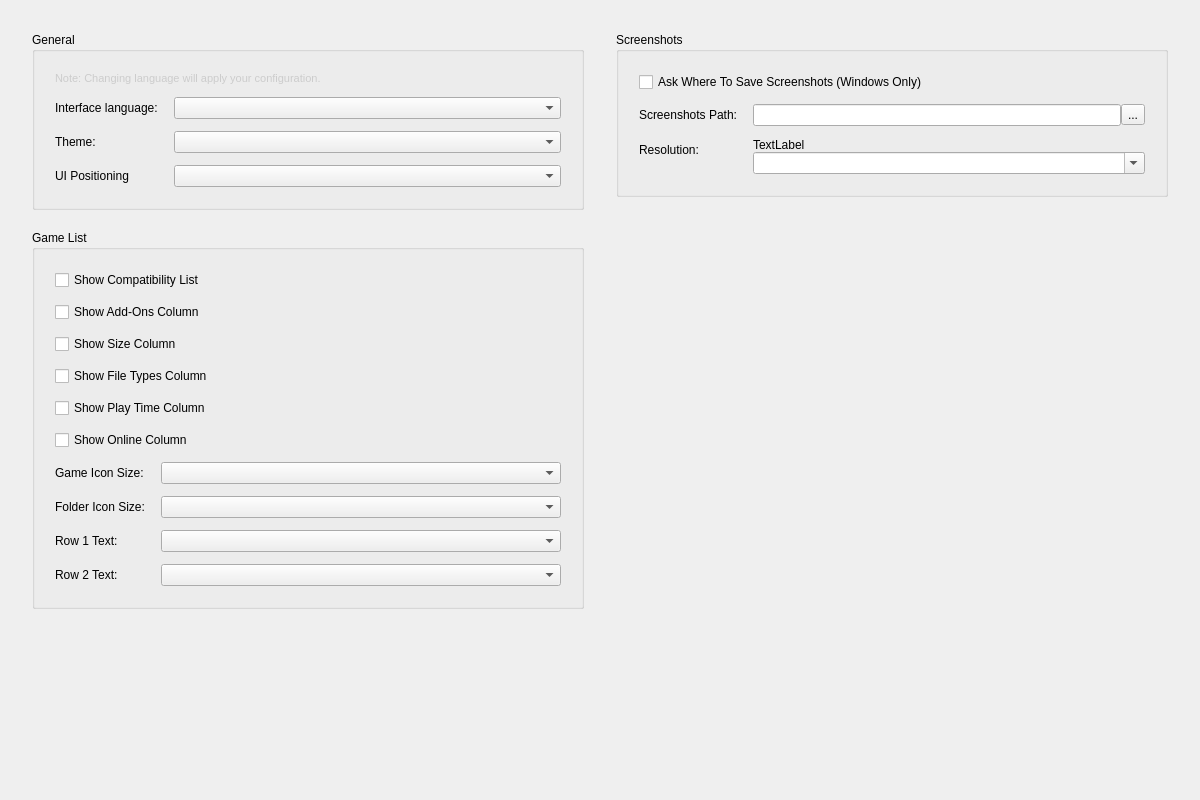
Old version of the form src/citron/configuration/configure_ui.ui in the repository citron-neo/emulator.
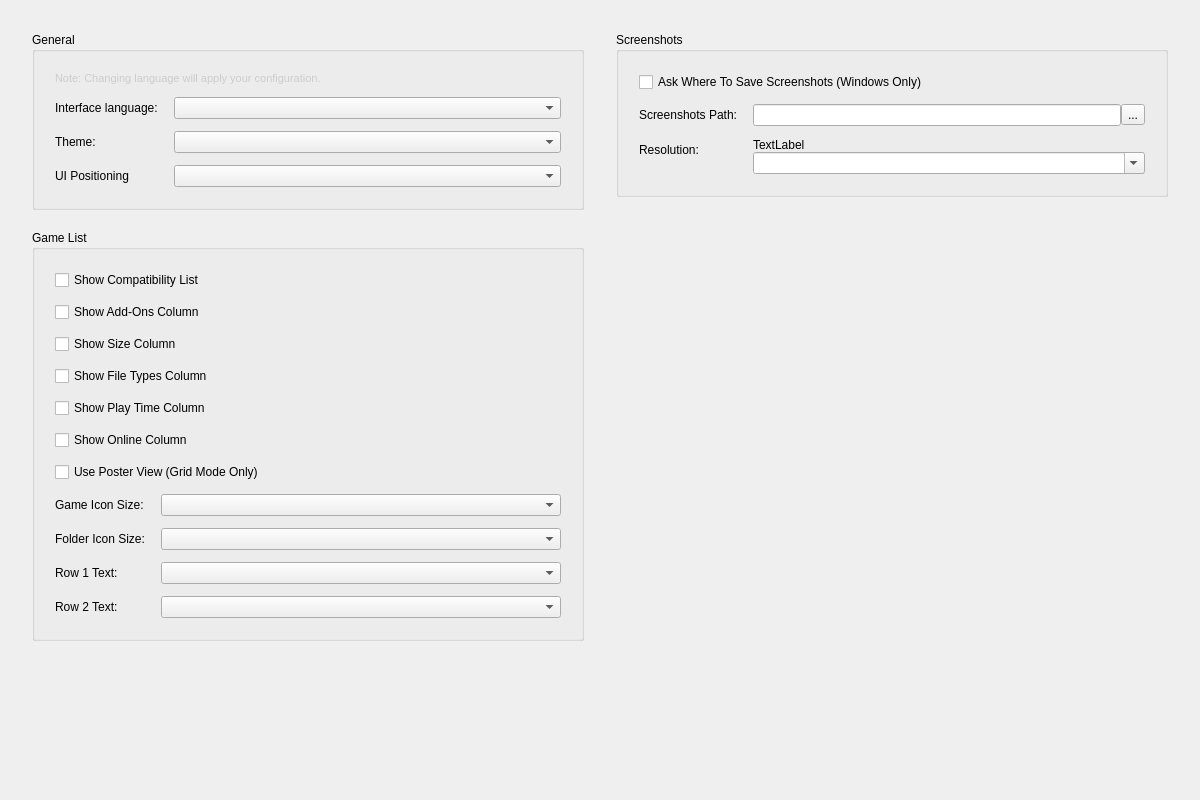
New version of the form.

Commit message: feat: SteamGridDB & Various UI adjustments (Details Tab, Icon Size Memory etc.)

The edit to the form file:
```diff
--- a/src/citron/configuration/configure_ui.ui
+++ b/src/citron/configuration/configure_ui.ui
@@ -215,14 +215,21 @@
                                         </property>
                                     </widget>
                                 </item>
-                                <item row="6" column="0">
+                                <item row="6" column="0" colspan="2">
+                                    <widget class="QCheckBox" name="game_list_poster_view">
+                                        <property name="text">
+                                            <string>Use Poster View (Grid Mode Only)</string>
+                                        </property>
+                                    </widget>
+                                </item>
+                                <item row="7" column="0">
                                     <widget class="QLabel" name="game_icon_size_label">
                                         <property name="text">
                                             <string>Game Icon Size:</string>
                                         </property>
                                     </widget>
                                 </item>
-                                <item row="6" column="1">
+                                <item row="7" column="1">
                                     <widget class="QComboBox" name="game_icon_size_combobox">
                                         <property name="sizePolicy">
                                             <sizepolicy hsizetype="Expanding" vsizetype="Fixed">
@@ -232,14 +239,14 @@
                                         </property>
                                     </widget>
                                 </item>
-                                <item row="7" column="0">
+                                <item row="8" column="0">
                                     <widget class="QLabel" name="folder_icon_size_label">
                                         <property name="text">
                                             <string>Folder Icon Size:</string>
                                         </property>
                                     </widget>
                                 </item>
-                                <item row="7" column="1">
+                                <item row="8" column="1">
                                     <widget class="QComboBox" name="folder_icon_size_combobox">
                                         <property name="sizePolicy">
                                             <sizepolicy hsizetype="Expanding" vsizetype="Fixed">
@@ -249,14 +256,14 @@
                                         </property>
                                     </widget>
                                 </item>
-                                <item row="8" column="0">
+                                <item row="9" column="0">
                                     <widget class="QLabel" name="row_1_label">
                                         <property name="text">
                                             <string>Row 1 Text:</string>
                                         </property>
                                     </widget>
                                 </item>
-                                <item row="8" column="1">
+                                <item row="9" column="1">
                                     <widget class="QComboBox" name="row_1_text_combobox">
                                         <property name="sizePolicy">
                                             <sizepolicy hsizetype="Expanding" vsizetype="Fixed">
@@ -266,14 +273,14 @@
                                         </property>
                                     </widget>
                                 </item>
-                                <item row="9" column="0">
+                                <item row="10" column="0">
                                     <widget class="QLabel" name="row_2_label">
                                         <property name="text">
                                             <string>Row 2 Text:</string>
                                         </property>
                                     </widget>
                                 </item>
-                                <item row="9" column="1">
+                                <item row="10" column="1">
                                     <widget class="QComboBox" name="row_2_text_combobox">
                                         <property name="sizePolicy">
                                             <sizepolicy hsizetype="Expanding" vsizetype="Fixed">
```
The commit also changes 25 other files.
